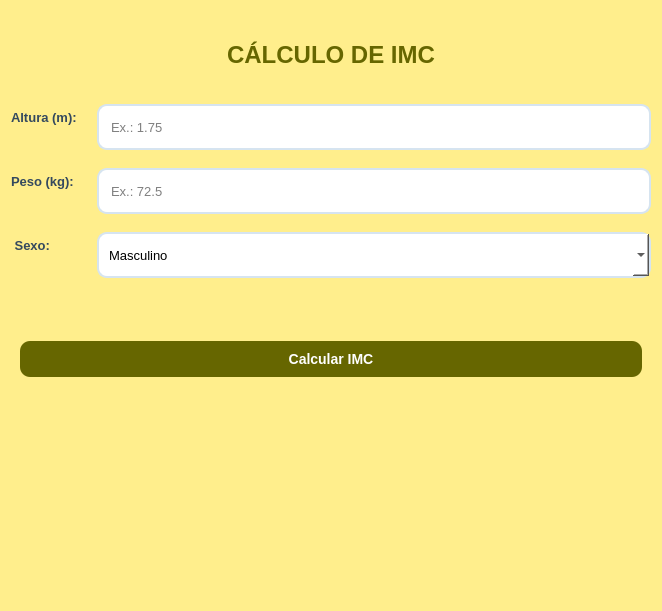
Before: the Qt Designer form imc.ui in gusxta44/IMC, drawn with Qt 5.
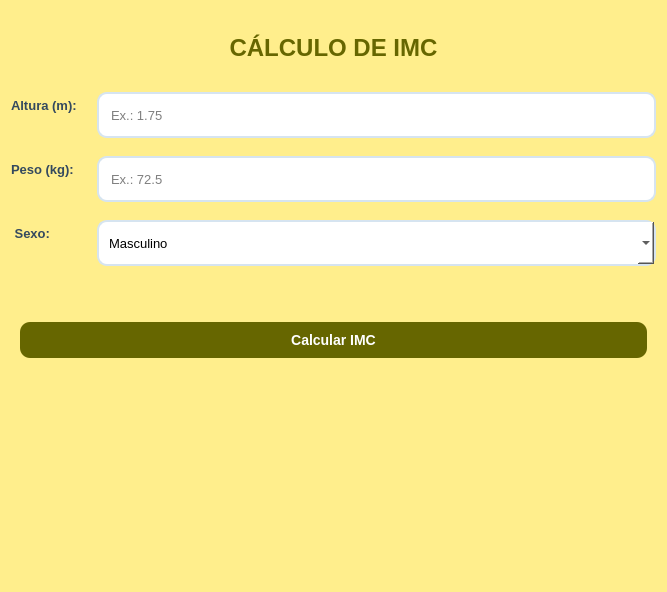
After: the same form once the commit is applied. Icons and pictures are not drawn.

Commit message: finalizando a calculadora

Diff of the .ui file:
```diff
--- a/imc.ui
+++ b/imc.ui
@@ -6,10 +6,22 @@
    <rect>
     <x>0</x>
     <y>0</y>
-    <width>662</width>
-    <height>611</height>
+    <width>667</width>
+    <height>592</height>
    </rect>
   </property>
+  <property name="minimumSize">
+   <size>
+    <width>667</width>
+    <height>592</height>
+   </size>
+  </property>
+  <property name="maximumSize">
+   <size>
+    <width>667</width>
+    <height>592</height>
+   </size>
+  </property>
   <property name="windowTitle">
    <string>Calculadora de IMC</string>
   </property>
```
Left out of the diff: 2 changed lines with no effect on the pictures. The commit also changes 2 other files.
